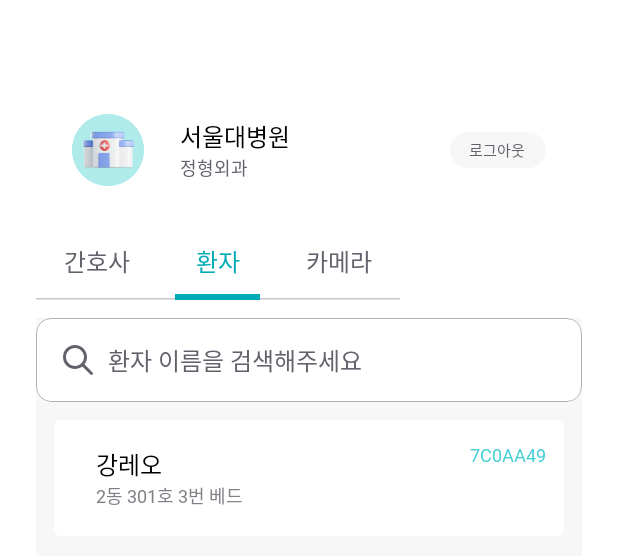
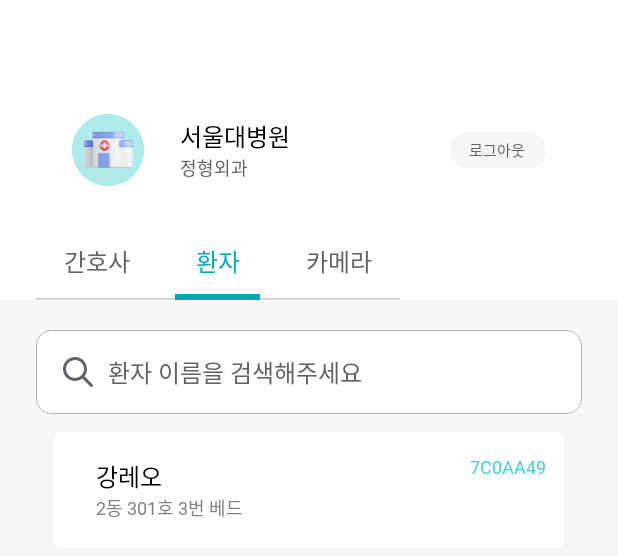
Before and after one commit to SSU-Capstone-Aurora/CareVision-Android, an Android app built with Jetpack Compose: the @Preview function ListScreenPreview, tab 2 chosen, on a phone screen of 412 x 824 dp. Shown: the top 556 px of the screen. Run offline under Robolectric (Android 15) with nearby library versions, the phone set to English and light mode, and no system bars; Roboto replaces fonts that are not available here.

```diff
--- a/app/src/main/java/com/aurora/carevision/feature/admin/auth/list/AdminListScreen.kt
+++ b/app/src/main/java/com/aurora/carevision/feature/admin/auth/list/AdminListScreen.kt
@@ -1,12 +1,14 @@
-package com.aurora.carevision.feature.admin.auth.login
+package com.aurora.carevision.feature.admin.auth.list
 
 import android.service.controls.Control
 import androidx.compose.foundation.background
 import androidx.compose.foundation.layout.Column
+import androidx.compose.foundation.layout.Box
 import androidx.compose.foundation.layout.Spacer
 import androidx.compose.foundation.layout.fillMaxSize
 import androidx.compose.foundation.layout.fillMaxWidth
 import androidx.compose.foundation.layout.height
+import androidx.compose.foundation.layout.offset
 import androidx.compose.foundation.layout.padding
 import androidx.compose.material3.Text
 import androidx.compose.material3.TextButton
@@ -25,6 +27,7 @@ import androidx.compose.ui.unit.dp
 import com.aurora.carevision.app.ui.theme.Black
 import com.aurora.carevision.app.ui.theme.CVTheme
 import com.aurora.carevision.app.ui.theme.Gray100
+import com.aurora.carevision.app.ui.theme.Gray200
 import com.aurora.carevision.app.ui.theme.Gray300
 import com.aurora.carevision.app.ui.theme.Primary700
 import com.aurora.carevision.app.ui.theme.Red600
@@ -41,13 +44,18 @@ import com.aurora.carevision.core.component.CVTabs
 
 
 @Composable
-fun AdminListScreen(){
+fun AdminListScreen() {
     var selectedTab by rememberSaveable {
         mutableStateOf("Nurse")
     }
-    Column (
+
+    Box(
         modifier = Modifier
             .fillMaxSize()
+            .background(Gray100)
+    ) {
+        Column(
+            modifier = Modifier
                 .background(White)
                 .padding(top = 52.dp, start = 24.dp, end = 24.dp)
         ) {
@@ -55,18 +63,20 @@ fun AdminListScreen(){
             CVTabs(
                 tabItemTitle = listOf("간호사", "환자", "카메라"),
                 onClickTabItem = { tabIndex ->
-                when(tabIndex){
+                    when (tabIndex) {
                         0 -> selectedTab = "Nurse"
                         1 -> selectedTab = "Patient"
                         2 -> selectedTab = "Camera"
                     }
                 }
             )
-        Spacer(modifier = Modifier.height(12.dp))
+
+        }
         Column(
             modifier = Modifier
-                .fillMaxSize()
-                .background(Gray100)
+                //.fillMaxSize()
+                .background(Color.Transparent)
+                .padding(top = 220.dp,start = 24.dp, end=24.dp)
         ) {
             when (selectedTab) {
                 "Nurse" -> {
@@ -74,38 +84,41 @@ fun AdminListScreen(){
                         value = "",
                         onValueChange = {},
                         placeholder = "간호사 이름을 검색해주세요",
-                        modifier = Modifier
-
+                        modifier = Modifier.fillMaxWidth()
                     )
                     AdminNurseListItem(
                         nurseName = "안셰프",
                         nurseId = "aurora1128",
-                        modifier = Modifier
+                        modifier = Modifier.fillMaxWidth()
                     )
                 }
-                "Patient" ->{
+                "Patient" -> {
                     CVHeadIconSearchBar(
                         value = "",
                         onValueChange = {},
                         placeholder = "환자 이름을 검색해주세요",
-                        modifier = Modifier
+                        modifier = Modifier.fillMaxWidth()
                     )
                     AdminPatientListItem(
                         patientName = "강레오",
                         patientInfo = "2동 301호 3번 베드",
-                        patientId = "7C0AA49")
+                        patientId = "7C0AA49",
+                        modifier = Modifier.fillMaxWidth()
+                    )
                 }
                 "Camera" -> {
                     AdminCameraListItem(
                         cameraInfo = "2동 301호 3번 베드",
-                        cameraId = "7C0AA49AAZ116FC"
+                        cameraId = "7C0AA49AAZ116FC",
+                        modifier = Modifier.fillMaxWidth()
                     )
-
                 }
             }
         }
     }
 }
+
+
 
 
 @Composable
--- a/app/src/main/java/com/aurora/carevision/feature/admin/auth/signin/AdminSignInHospitalEntryScreen.kt
+++ b/app/src/main/java/com/aurora/carevision/feature/admin/auth/signin/AdminSignInHospitalEntryScreen.kt
@@ -21,7 +21,7 @@ import com.aurora.carevision.app.ui.theme.CVTheme
 import com.aurora.carevision.app.ui.theme.White
 import com.aurora.carevision.core.component.CVLongButton
 import com.aurora.carevision.core.component.CVTailIconSearchBar
-import com.aurora.carevision.core.component.ReviewDropdownMenu
+import com.aurora.carevision.core.component.CVDropdownMenu
 import com.aurora.carevision.core.component.TopAppBarLeft
 
 @Composable
```
Also changed, not shown: app/src/main/java/com/aurora/carevision/feature/admin/auth/request/AdminRequestNullScreen.kt (added, +66 -0 lines), app/src/main/java/com/aurora/carevision/feature/admin/auth/request/AdminRequestScreen.kt (added, +105 -0 lines). Lines whose indentation alone changed are shown as unchanged.
